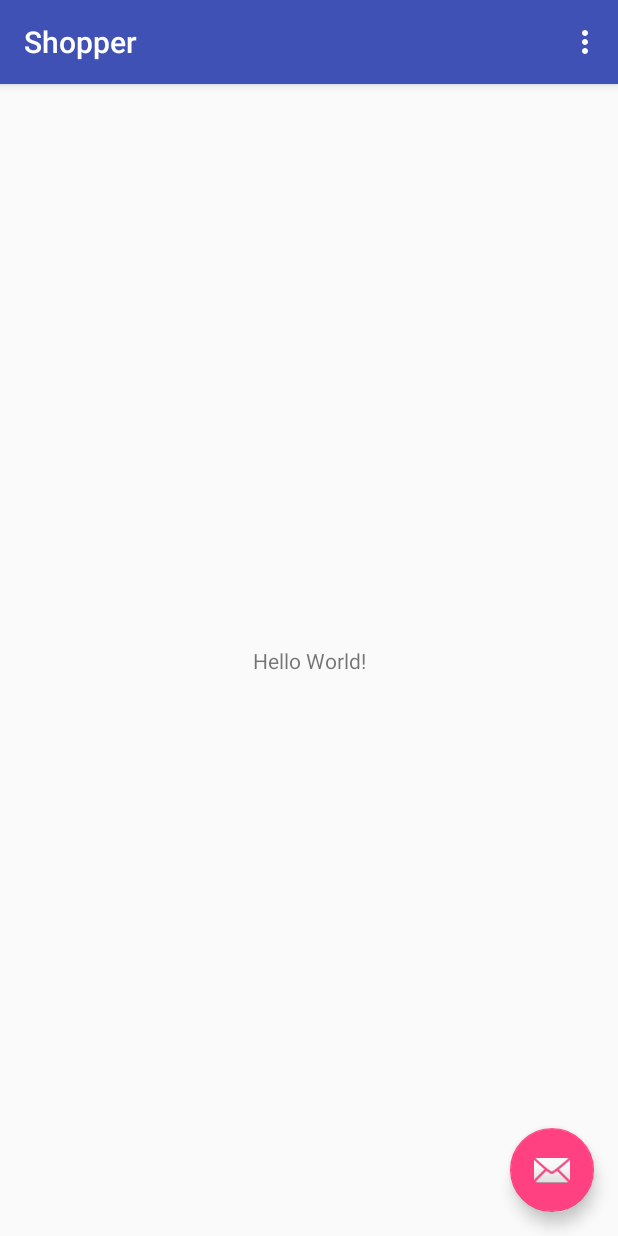
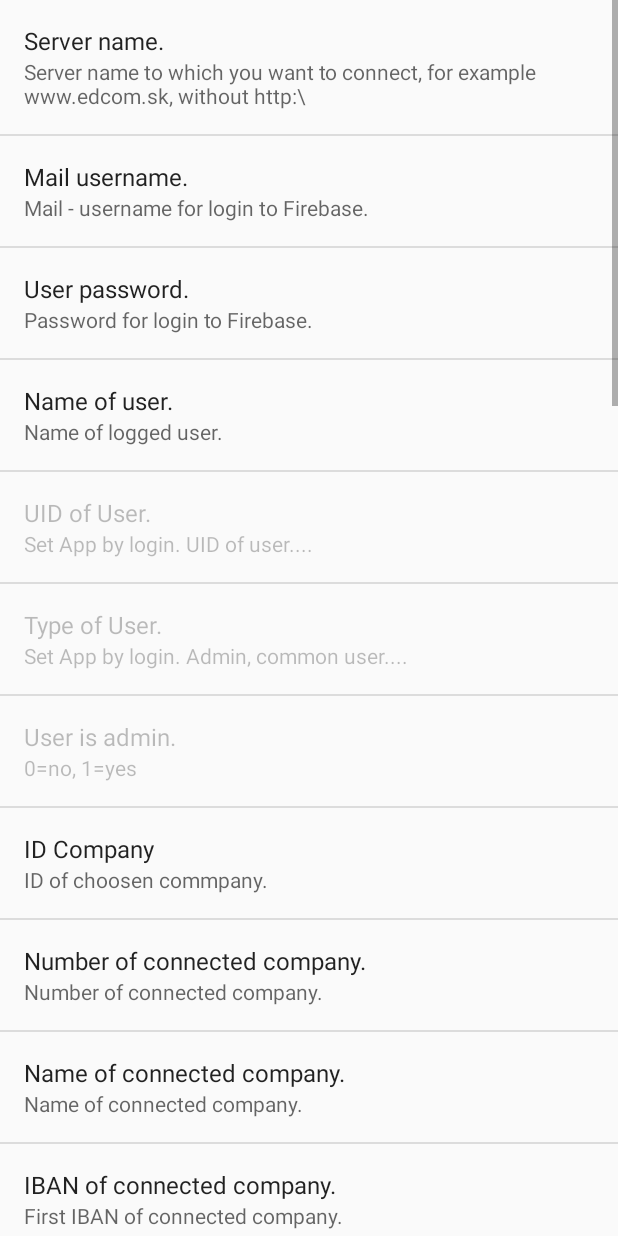
Before and after one commit to eurosecom/samshopersung, an Android app: the screen it shows after launch (MainActivity before the commit, SettingsActivity after it), in the options menu, after a tap on "Settings", on a phone screen of 412 x 824 dp. Run offline under Robolectric (Android 15) with nearby library versions, the phone set to English and light mode, and no system bars; our stand-ins replace Dagger/Hilt's generated code, Firebase (no records; nobody signed in at launch, a user with empty details on screens opened directly), Picasso, Room's generated code; libraries missing offline, so code that uses them is left out: android.arch.persistence, io.realm; pictures from the network do not load; 4 statements that could not run were skipped.

Commit message:
MainShopperActivity.kt
#1
- added launcher icon
- added SettingsActivity.java

```diff
--- a/app/src/main/AndroidManifest.xml
+++ b/app/src/main/AndroidManifest.xml
@@ -25,6 +25,7 @@
             </intent-filter>
         </activity>
         <activity android:name=".RoomDemoActivity"/>
+        <activity android:name=".SettingsActivity"/>
     </application>
 
 </manifest>
--- a/app/src/main/java/com/eusecom/samshopersung/MainActivity.kt
+++ b/app/src/main/java/com/eusecom/samshopersung/MainActivity.kt
@@ -32,13 +32,23 @@ class MainActivity : AppCompatActivity() {
         return true
     }
 
-    override fun onOptionsItemSelected(item: MenuItem): Boolean {
-        // Handle action bar item clicks here. The action bar will
-        // automatically handle clicks on the Home/Up button, so long
-        // as you specify a parent activity in AndroidManifest.xml.
-        return when (item.itemId) {
-            R.id.action_settings -> true
-            else -> super.onOptionsItemSelected(item)
-        }
+
+    override fun onOptionsItemSelected(item: MenuItem) = when (item.itemId) {
+        R.id.action_settings -> consume { navigateToSettings() }
+
+
+        else -> super.onOptionsItemSelected(item)
     }
+
+    fun navigateToSettings(){
+        val intent = Intent(this, SettingsActivity::class.java)
+        startActivity(intent)
+    }
+
+    //consume oncreateoptionmenu
+    inline fun consume(f: () -> Unit): Boolean {
+        f()
+        return true
+    }
+
 }
--- /dev/null
+++ b/app/src/main/java/com/eusecom/samshopersung/SettingsActivity.java
@@ -0,0 +1,207 @@
+package com.eusecom.samshopersung;
+
+import android.content.Context;
+import android.os.Bundle;
+import android.preference.PreferenceManager;
+
+
+
+@SuppressWarnings("deprecation")
+public class SettingsActivity extends android.preference.PreferenceActivity {
+
+
+	public static final String SERVER_NAME = "servername";
+	public static final String USER_PSW = "userpsw";
+	public static final String USER_NAME = "username";
+	public static final String USER_UID = "usuid";
+	public static final String FIR = "fir";
+	public static final String FIRNAZ = "firnaz";
+	public static final String FIRIBAN = "firiban";
+	public static final String USER_TYPE = "ustype";
+	public static final String USER_ICO = "usico";
+	public static final String USER_OSC = "usosc";
+	public static final String USER_ATW = "usatw";
+	public static final String USNAME = "usname";
+	public static final String ROK = "rok";
+	public static final String UME = "ume";
+	public static final String USER_ADMIN = "usadmin";
+
+	//settings mysql parameters of accounting
+	public static final String FIRDUCT = "firduct";
+	public static final String FIRDPH = "firdph";
+	public static final String FIRDPH1 = "firdph1";
+	public static final String FIRDPH2 = "firdph2";
+	public static final String POKLUCE = "pokluce";
+	public static final String DRUPOH = "drupoh";
+	public static final String POKLDOK = "pokldok";
+	public static final String POKLDOV = "pokldov";
+	public static final String BANKUCE = "bankuce";
+	public static final String BANKDOK = "bankdok";
+	public static final String DODUCE = "doduce";
+	public static final String DODDOK = "doddok";
+	public static final String ODBUCE = "odbuce";
+	public static final String ODBDOK = "odbdok";
+	public static final String GENUCE = "genuce";
+	public static final String GENDOK = "gendok";
+	public static final String NEWDOK = "newdok";
+	public static final String EDIDOK = "edidok";
+
+	@Override
+	protected void onCreate(Bundle icicle) {
+		super.onCreate(icicle);
+		addPreferencesFromResource(R.xml.settings);
+	}
+
+	@Override
+	protected void onPostCreate(Bundle savedInstanceState) {
+		super.onPostCreate(savedInstanceState);
+
+		String usadmin = SettingsActivity.getUsAdmin(this);
+		if (usadmin.equals("1")) {
+			findPreference("ustype").setEnabled(true);
+			findPreference("usadmin").setEnabled(true);
+			findPreference("usosc").setEnabled(true);
+			findPreference("usico").setEnabled(true);
+			findPreference("usuid").setEnabled(true);
+			findPreference("ume").setEnabled(true);
+		}
+	}
+
+
+	public static String getServerName(Context ctx){
+		return PreferenceManager.getDefaultSharedPreferences(ctx).getString(SERVER_NAME, "");
+	}
+
+
+	public static String getFir(Context ctx){
+		return PreferenceManager.getDefaultSharedPreferences(ctx).getString(FIR, "0");
+	}
+
+	public static String getFirnaz(Context ctx){
+		return PreferenceManager.getDefaultSharedPreferences(ctx).getString(FIRNAZ, "");
+	}
+
+	public static String getFiriban(Context ctx){
+		return PreferenceManager.getDefaultSharedPreferences(ctx).getString(FIRIBAN, "");
+	}
+
+	public static String getUme(Context ctx){
+		return PreferenceManager.getDefaultSharedPreferences(ctx).getString(UME, "1.2017");
+	}
+
+
+	public static String getUserName(Context ctx){
+		return PreferenceManager.getDefaultSharedPreferences(ctx).getString(USER_NAME, "");
+	}
+
+	public static String getUserUid(Context ctx){
+		return PreferenceManager.getDefaultSharedPreferences(ctx).getString(USER_UID, "");
+	}
+
+	public static String getUserPsw(Context ctx){
+		return PreferenceManager.getDefaultSharedPreferences(ctx).getString(USER_PSW, "");
+	}
+
+	public static String getUsType(Context ctx){
+		return PreferenceManager.getDefaultSharedPreferences(ctx).getString(USER_TYPE,"0");
+	}
+
+	public static String getUsAdmin(Context ctx){
+		return PreferenceManager.getDefaultSharedPreferences(ctx).getString(USER_ADMIN,"0");
+	}
+
+	public static String getUsIco(Context ctx){
+		return PreferenceManager.getDefaultSharedPreferences(ctx).getString(USER_ICO,"0");
+	}
+
+	public static String getUsOsc(Context ctx){
+		return PreferenceManager.getDefaultSharedPreferences(ctx).getString(USER_OSC,"0");
+	}
+
+	public static String getUsAtw(Context ctx){
+		return PreferenceManager.getDefaultSharedPreferences(ctx).getString(USER_ATW,"0");
+	}
+
+	public static String getUsname(Context ctx){
+		return PreferenceManager.getDefaultSharedPreferences(ctx).getString(USNAME,"0");
+	}
+
+	public static String getRok(Context ctx){
+		return PreferenceManager.getDefaultSharedPreferences(ctx).getString(ROK,"2017");
+	}
+
+	//settings mysql parameters of accounting
+
+	public static String getFirduct(Context ctx){
+		return PreferenceManager.getDefaultSharedPreferences(ctx).getString(FIRDUCT, "0");
+	}
+
+	public static String getFirdph(Context ctx){
+		return PreferenceManager.getDefaultSharedPreferences(ctx).getString(FIRDPH, "0");
+	}
+
+	public static String getFirdph1(Context ctx){
+		return PreferenceManager.getDefaultSharedPreferences(ctx).getString(FIRDPH1, "10");
+	}
+
+	public static String getFirdph2(Context ctx){
+		return PreferenceManager.getDefaultSharedPreferences(ctx).getString(FIRDPH2, "20");
+	}
+
+	public static String getPokldov(Context ctx){
+		return PreferenceManager.getDefaultSharedPreferences(ctx).getString(POKLDOV, "1");
+	}
+
+	public static String getPokldok(Context ctx){
+		return PreferenceManager.getDefaultSharedPreferences(ctx).getString(POKLDOK, "1");
+	}
+
+	public static String getPokluce(Context ctx){
+		return PreferenceManager.getDefaultSharedPreferences(ctx).getString(POKLUCE, "0");
+	}
+
+	public static String getDrupoh(Context ctx){
+		return PreferenceManager.getDefaultSharedPreferences(ctx).getString(DRUPOH, "1");
+	}
+
+	public static String getBankdok(Context ctx){
+		return PreferenceManager.getDefaultSharedPreferences(ctx).getString(BANKDOK, "1");
+	}
+
+	public static String getBankuce(Context ctx){
+		return PreferenceManager.getDefaultSharedPreferences(ctx).getString(BANKUCE, "0");
+	}
+
+	public static String getOdbdok(Context ctx){
+		return PreferenceManager.getDefaultSharedPreferences(ctx).getString(ODBDOK, "1");
+	}
+
+	public static String getOdbuce(Context ctx){
+		return PreferenceManager.getDefaultSharedPreferences(ctx).getString(ODBUCE, "0");
+	}
+
+	public static String getGendok(Context ctx){
+		return PreferenceManager.getDefaultSharedPreferences(ctx).getString(GENDOK, "1");
+	}
+
+	public static String getGenuce(Context ctx){
+		return PreferenceManager.getDefaultSharedPreferences(ctx).getString(GENUCE, "0");
+	}
+
+	public static String getDoddok(Context ctx){
+		return PreferenceManager.getDefaultSharedPreferences(ctx).getString(DODDOK, "1");
+	}
+
+	public static String getDoduce(Context ctx){
+		return PreferenceManager.getDefaultSharedPreferences(ctx).getString(DODUCE, "0");
+	}
+
+	public static String getNewdok(Context ctx){
+		return PreferenceManager.getDefaultSharedPreferences(ctx).getString(NEWDOK, "0");
+	}
+
+	public static String getEdidok(Context ctx){
+		return PreferenceManager.getDefaultSharedPreferences(ctx).getString(EDIDOK, "0");
+	}
+
+}
--- a/app/src/main/res/values/strings.xml
+++ b/app/src/main/res/values/strings.xml
@@ -1,6 +1,77 @@
 <resources>
     <string name="app_name">Shopper</string>
     <string name="action_settings">Settings</string>
+
+
+    //settings
+    <string name="servername_title">Server name.</string>
+    <string name="servername_summary">Server name to which you want to connect, for example www.edcom.sk, without http:\\</string>
+    <string name="username_title">Mail username.</string>
+    <string name="username_summary">Mail - username for login to Firebase.</string>
+    <string name="userpsw_title">User password.</string>
+    <string name="userpsw_summary">Password for login to Firebase.</string>
+    <string name="fir_title">Number of connected company.</string>
+    <string name="fir_summary">Number of connected company.</string>
+    <string name="firnaz_title">Name of connected company.</string>
+    <string name="firnaz_summary">Name of connected company.</string>
+    <string name="firiban_title">IBAN of connected company.</string>
+    <string name="firiban_summary">First IBAN of connected company.</string>
+    <string name="rok_title">Accounting year.</string>
+    <string name="rok_summary">Accounting year for attendance.</string>
+    <string name="ume_title">Accounting month.</string>
+    <string name="ume_summary">Accounting month for attendance. You can change in All Eployees Absences activity</string>
+    <string name="ustype_title">Type of User.</string>
+    <string name="ustype_summary">Set App by login. Admin, common user....</string>
+    <string name="usuid_title">UID of User.</string>
+    <string name="usuid_summary">Set App by login. UID of user....</string>
+    <string name="usadmin_title">User is admin.</string>
+    <string name="usadmin_summary">0=no, 1=yes</string>
+    <string name="usico_title">ID Company</string>
+    <string name="usico_summary">ID of choosen commpany.</string>
+    <string name="usosc_title">ID number of User.</string>
+    <string name="usosc_summary">ID number of User at Company where user work.</string>
+    <string name="usatw_title">User at work.</string>
+    <string name="usatw_summary">1-user at work, 0-user leave work.</string>
+    <string name="usname_title">Name of user.</string>
+    <string name="usname_summary">Name of logged user.</string>
+    <string name="firduct_title">Sort of Accounting 0=double-entry accounting, 9=single-entry accounting.</string>
+    <string name="firduct_summary">Set the program to connect to Fantozzi.</string>
+    <string name="firdph_title">VAT payment 0=No, 1=monthly, 2=quarterly.</string>
+    <string name="firdph_summary">Set the program to connect to Fantozzi.</string>
+    <string name="firdph1_title">The reduced rate of VAT No.1 ( 10 % ).</string>
+    <string name="firdph1_summary">Set the program to connect to Fantozzi.</string>
+    <string name="firdph2_title">Basic, higher VAT rate No.2 ( 20 % ).</string>
+    <string name="firdph2_summary">Set the program to connect to Fantozzi.</string>
+    <string name="firrok_title">Year accounting period.</string>
+    <string name="firrok_summary">Set the program to connect to Fantozzi.</string>
+    <string name="doduce_title">Account of supplier.</string>
+    <string name="doduce_summary">Default account of supplier invoice 32100,32101 etc.</string>
+    <string name="doddok_title">Supplier document.</string>
+    <string name="doddok_summary">Following document number of supplier invoice.</string>
+    <string name="odbuce_title">Account of customer.</string>
+    <string name="odbuce_summary">Default account of customer invoice 31100,31101 etc.</string>
+    <string name="odbdok_title">Customer document.</string>
+    <string name="odbdok_summary">Following document number of customer invoice.</string>
+    <string name="genuce_title">Account of general docs.</string>
+    <string name="genuce_summary">Default account of general docs.</string>
+    <string name="gendok_title">General docs document.</string>
+    <string name="gendok_summary">Following document number of general docs.</string>
+    <string name="pokluce_title">Cash register account.</string>
+    <string name="pokluce_summary">Default account for cash register 21100,21101 etc.</string>
+    <string name="drupoh_summary">Cash register type.</string>
+    <string name="drupoh_title">Default type for cash register 1=receipt, 2=expense.</string>
+    <string name="pokldok_title">Receipt cash document.</string>
+    <string name="pokldok_summary">The following number of receipt cash document.</string>
+    <string name="pokldov_title">Expense cash document.</string>
+    <string name="pokldov_summary">The following number of expense cash document.</string>
+    <string name="bankuce_title">Bank account.</string>
+    <string name="bankuce_summary">Default account for the bank 22100,22101 etc.</string>
+    <string name="bankdok_title">Bank document.</string>
+    <string name="bankdok_summary">The following number of bank document.</string>
+    <string name="newdok_summary">New document.</string>
+    <string name="newdok_title">0=no, 1=yes</string>
+    <string name="edidok_summary">Number of edited documet, IDC, 0=no edited item</string>
+    <string name="edidok_title">Edit document, IDC.</string>
 
 
     //room demo
--- /dev/null
+++ b/app/src/main/res/xml/settings.xml
@@ -0,0 +1,209 @@
+<?xml version="1.0" encoding="utf-8"?>
+<PreferenceScreen xmlns:android="http://schemas.android.com/apk/res/android"
+    android:title="@string/action_settings" >
+
+    <EditTextPreference
+        android:key="servername"
+        android:defaultValue="www.eshoptest.sk"
+        android:summary="@string/servername_summary"
+        android:title="@string/servername_title" />
+
+    <EditTextPreference
+        android:key="username"
+        android:summary="@string/username_summary"
+        android:title="@string/username_title" />
+
+    <EditTextPreference
+        android:key="userpsw"
+        android:summary="@string/userpsw_summary"
+        android:title="@string/userpsw_title" />
+
+    <EditTextPreference
+        android:key="usname"
+        android:enabled="true"
+        android:summary="@string/usname_summary"
+        android:title="@string/usname_title" />
+
+    <EditTextPreference
+        android:key="usuid"
+        android:enabled="false"
+        android:summary="@string/usuid_summary"
+        android:title="@string/usuid_title" />
+
+    <EditTextPreference
+        android:key="ustype"
+        android:enabled="false"
+        android:summary="@string/ustype_summary"
+        android:title="@string/ustype_title" />
+
+    <EditTextPreference
+        android:key="usadmin"
+        android:enabled="false"
+        android:summary="@string/usadmin_summary"
+        android:title="@string/usadmin_title" />
+
+    <EditTextPreference
+        android:key="usico"
+        android:enabled="true"
+        android:summary="@string/usico_summary"
+        android:title="@string/usico_title" />
+
+    <EditTextPreference
+        android:key="fir"
+        android:defaultValue="0"
+        android:enabled="true"
+        android:summary="@string/fir_summary"
+        android:title="@string/fir_title" />
+
+    <EditTextPreference
+        android:key="firnaz"
+        android:defaultValue=" "
+        android:enabled="true"
+        android:summary="@string/firnaz_summary"
+        android:title="@string/firnaz_title" />
+
+    <EditTextPreference
+        android:key="firiban"
+        android:defaultValue=" "
+        android:enabled="true"
+        android:summary="@string/firiban_summary"
+        android:title="@string/firiban_title" />
+
+    <EditTextPreference
+        android:key="rok"
+        android:defaultValue="2017"
+        android:enabled="true"
+        android:summary="@string/rok_summary"
+        android:title="@string/rok_title" />
+
+    <EditTextPreference
+        android:key="ume"
+        android:defaultValue="1.2017"
+        android:enabled="false"
+        android:summary="@string/ume_summary"
+        android:title="@string/ume_title" />
+
+
+    //settings mysql parameters of accounting
+
+    <EditTextPreference
+        android:key="firduct"
+        android:defaultValue="0"
+        android:summary="@string/firduct_summary"
+        android:title="@string/firduct_title" />
+
+    <EditTextPreference
+        android:key="firdph"
+        android:defaultValue="1"
+        android:summary="@string/firdph_summary"
+        android:title="@string/firdph_title" />
+
+    <EditTextPreference
+        android:key="firdph1"
+        android:defaultValue="10"
+        android:summary="@string/firdph1_summary"
+        android:title="@string/firdph1_title" />
+
+    <EditTextPreference
+        android:key="firdph2"
+        android:defaultValue="20"
+        android:summary="@string/firdph2_summary"
+        android:title="@string/firdph2_title" />
+
+    <EditTextPreference
+        android:key="pokluce"
+        android:defaultValue="21100"
+        android:summary="@string/pokluce_summary"
+        android:title="@string/pokluce_title" />
+
+    <EditTextPreference
+        android:key="drupoh"
+        android:defaultValue="1"
+        android:summary="@string/drupoh_summary"
+        android:title="@string/drupoh_title" />
+
+    <EditTextPreference
+        android:key="pokldok"
+        android:defaultValue="1"
+        android:summary="@string/pokldok_summary"
+        android:title="@string/pokldok_title" />
+
+    <EditTextPreference
+        android:key="pokldov"
+        android:defaultValue="1"
+        android:summary="@string/pokldov_summary"
+        android:title="@string/pokldov_title" />
+
+    <EditTextPreference
+        android:key="bankuce"
+        android:defaultValue="22100"
+        android:summary="@string/bankuce_summary"
+        android:title="@string/bankuce_title" />
+
+    <EditTextPreference
+        android:key="bankdok"
+        android:defaultValue="1"
+        android:summary="@string/bankdok_summary"
+        android:title="@string/bankdok_title" />
+
+    <EditTextPreference
+        android:key="doduce"
+        android:defaultValue="32100"
+        android:summary="@string/doduce_summary"
+        android:title="@string/doduce_title" />
+
+    <EditTextPreference
+        android:key="doddok"
+        android:defaultValue="1"
+        android:summary="@string/doddok_summary"
+        android:title="@string/doddok_title" />
+
+    <EditTextPreference
+        android:key="odbuce"
+        android:defaultValue="31100"
+        android:summary="@string/odbuce_summary"
+        android:title="@string/odbuce_title" />
+
+    <EditTextPreference
+        android:key="odbdok"
+        android:defaultValue="1"
+        android:summary="@string/odbdok_summary"
+        android:title="@string/odbdok_title" />
+
+    <EditTextPreference
+        android:key="genuce"
+        android:defaultValue="1"
+        android:summary="@string/genuce_summary"
+        android:title="@string/genuce_title" />
+
+    <EditTextPreference
+        android:key="gendok"
+        android:defaultValue="4001"
+        android:summary="@string/gendok_summary"
+        android:title="@string/gendok_title" />
+
+    <EditTextPreference
+        android:key="newdok"
+        android:defaultValue="1"
+        android:summary="@string/newdok_summary"
+        android:title="@string/newdok_title" />
+
+    <EditTextPreference
+        android:key="edidok"
+        android:defaultValue="0"
+        android:summary="@string/edidok_summary"
+        android:title="@string/edidok_title" />
+
+    <EditTextPreference
+        android:key="usosc"
+        android:enabled="false"
+        android:summary="@string/usosc_summary"
+        android:title="@string/usosc_title" />
+
+    <EditTextPreference
+        android:key="usatw"
+        android:enabled="true"
+        android:summary="@string/usatw_summary"
+        android:title="@string/usatw_title" />
+
+</PreferenceScreen>
```
Also changed, not shown: app/src/main/res/drawable/shoper.png (added), app/src/main/res/mipmap-hdpi/ic_launcher.png, app/src/main/res/mipmap-mdpi/ic_launcher.png, app/src/main/res/mipmap-xhdpi/ic_launcher.png, app/src/main/res/mipmap-xxhdpi/ic_launcher.png, app/src/main/res/mipmap-xxxhdpi/ic_launcher.png.
